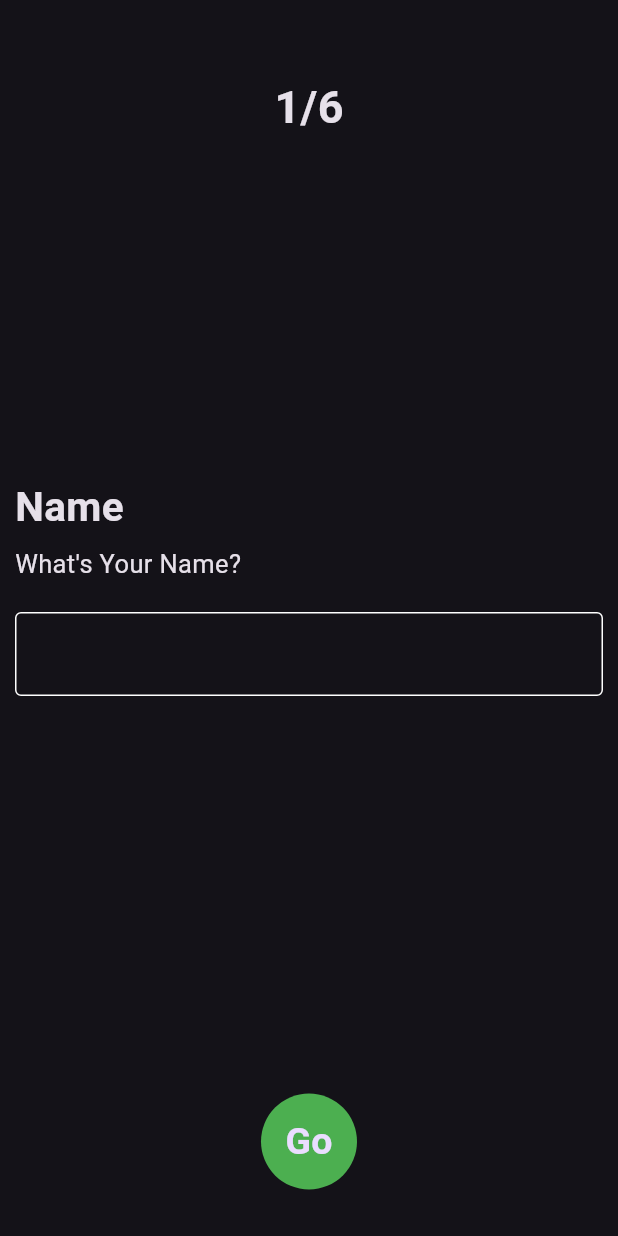
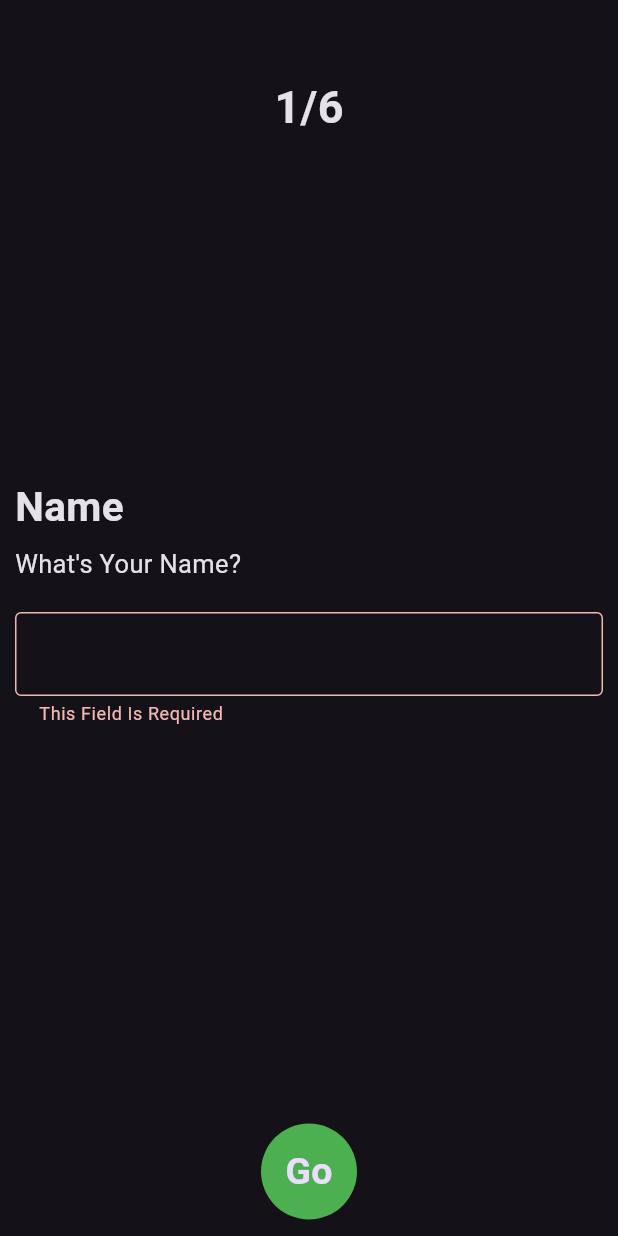
Before and after one commit to hamadadhg/business_card_app, a Flutter app: the screen it shows after launch, after a tap on "Go", on a phone screen of 412 x 824 dp. Run offline on Flutter 3.47's test engine with Material 3 defaults, Android fonts, the phone set to English and light mode, and no system bars.

Commit message:
text form field and validator

```diff
--- a/lib/main.dart
+++ b/lib/main.dart
@@ -98,6 +98,7 @@ class BusinessCard extends StatelessWidget {
 }
 */
 import 'package:business_card_app/view/home_view.dart';
+import 'package:business_card_app/view/work_view.dart';
 import 'package:flutter/material.dart';
 
 void main() => runApp(
@@ -112,7 +113,11 @@ class BusinessCardApp extends StatelessWidget {
     return MaterialApp(
       debugShowCheckedModeBanner: false,
       theme: ThemeData.dark(),
-      home: const HomeView(),
+      routes: {
+        HomeView.homeViewId: (context) => const HomeView(),
+        WorkView.workViewId: (context) => const WorkView(),
+      },
+      initialRoute: HomeView.homeViewId,
     );
   }
 }
--- a/lib/view/home_view.dart
+++ b/lib/view/home_view.dart
@@ -114,22 +114,32 @@ class _HomeViewState extends State<HomeView> {
   }
 }
 */
-import 'package:business_card_app/constant.dart';
+import 'package:business_card_app/view/work_view.dart';
 import 'package:business_card_app/widgets/circle_avatar_widget/custom_circle_avatar_widget.dart';
-import 'package:business_card_app/widgets/text_widget/custom_text_field_widget.dart';
+import 'package:business_card_app/widgets/text_widget/custom_text_form_field_widget.dart';
 import 'package:business_card_app/widgets/text_widget/custom_text_widget.dart';
 import 'package:flutter/material.dart';
 
-class HomeView extends StatelessWidget {
+class HomeView extends StatefulWidget {
   const HomeView({super.key});
+  static String homeViewId = 'HomeView';
+  @override
+  State<HomeView> createState() => _HomeViewState();
+}
 
+class _HomeViewState extends State<HomeView> {
+  GlobalKey<FormState> formKey = GlobalKey<FormState>();
+  AutovalidateMode autovalidateMode = AutovalidateMode.disabled;
   @override
   Widget build(BuildContext context) {
     return Scaffold(
+      resizeToAvoidBottomInset: false,
       body: Padding(
         padding: const EdgeInsets.symmetric(
           horizontal: 10,
         ),
+        child: Form(
+          key: formKey,
           child: Column(
             children: [
               const SizedBox(
@@ -169,9 +179,22 @@ class HomeView extends StatelessWidget {
                 height: 265,
               ),
               CustomCircleAvatarWidget(
-              onTap: () {},
+                onTap: () {
+                  if (formKey.currentState!.validate()) {
+                    Navigator.of(context).pushNamed(
+                      WorkView.workViewId,
+                    );
+                  } else {
+                    setState(
+                      () {
+                        autovalidateMode = AutovalidateMode.always;
+                      },
+                    );
+                  }
+                },
               ),
             ],
+          ),
         ),
       ),
     );
--- /dev/null
+++ b/lib/view/work_view.dart
@@ -0,0 +1,10 @@
+import 'package:flutter/material.dart';
+
+class WorkView extends StatelessWidget {
+  const WorkView({super.key});
+  static String workViewId = 'WorkView';
+  @override
+  Widget build(BuildContext context) {
+    return const Scaffold();
+  }
+}
--- a/lib/widgets/text_widget/custom_text_field_widget.dart
+++ b/lib/widgets/text_widget/custom_text_form_field_widget.dart
@@ -7,7 +7,10 @@ class CustomTextFieldWidget extends StatelessWidget {
 
   @override
   Widget build(BuildContext context) {
-    return TextField(
+    return TextFormField(
+      validator: (value) {
+        return 'This Field Is Required';
+      },
       cursorColor: kWhiteColor,
       decoration: InputDecoration(
         border: const OutlineInputBorder(),
```
Lines whose indentation alone changed are shown as unchanged.
